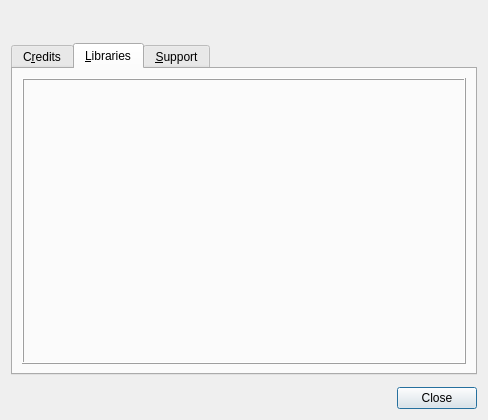
GerbilSoft/rvthtool, file src/qrvthtool/windows/AboutDialog.ui: the form before one commit.
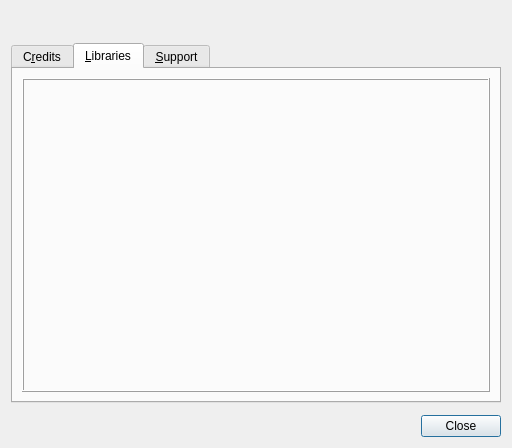
The form after the commit. The open tabs and pages were chosen to show the change. Icons and pictures are not drawn.

Commit message:
[qrvthtool] AboutDialog: Use RichText in the Libraries tab.
Also optimized linebreak usage to be more constant.

Code size difference: (64-bit Gentoo Linux, gcc-12.1.0, release build, no LTO)

   text    data     bss     dec     hex filename
  17797       8       0   17805    458d AboutDialog.cpp.o [before]
  16616       8       0   16624    40f0 AboutDialog.cpp.o [after]
  -1181       0       0   -1181    -49d Difference

Patch:
```diff
--- a/src/qrvthtool/windows/AboutDialog.ui
+++ b/src/qrvthtool/windows/AboutDialog.ui
@@ -6,8 +6,8 @@
    <rect>
     <x>0</x>
     <y>0</y>
-    <width>488</width>
-    <height>420</height>
+    <width>512</width>
+    <height>448</height>
    </rect>
   </property>
   <property name="windowTitle">
@@ -159,6 +159,9 @@
           </property>
           <item>
            <widget class="QLabel" name="lblLibraries">
+            <property name="textFormat">
+             <enum>Qt::RichText</enum>
+            </property>
             <property name="alignment">
              <set>Qt::AlignLeading|Qt::AlignLeft|Qt::AlignTop</set>
             </property>
```
The commit also changes 1 other file.
